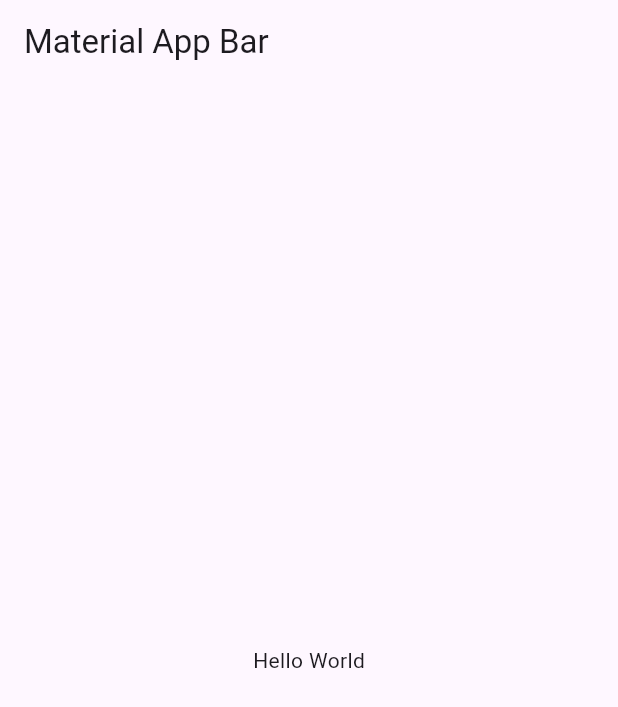
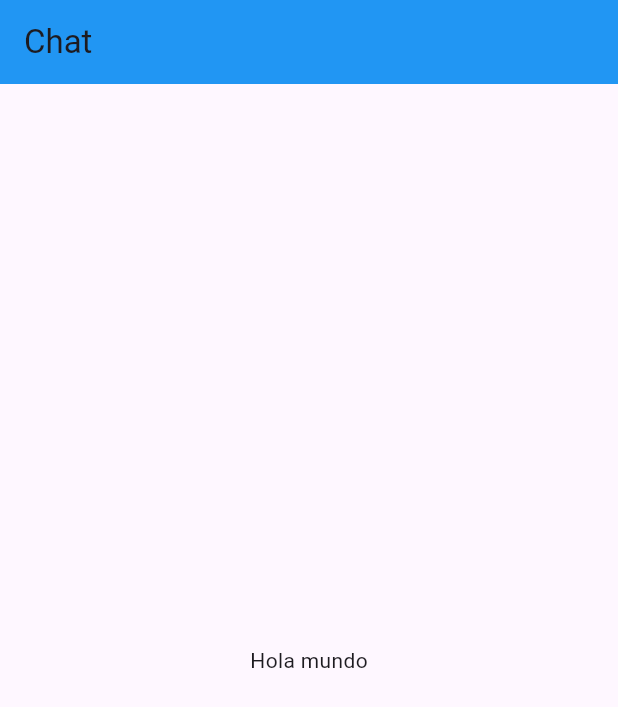
Before and after one commit to angelluna03030/CHAT, a Flutter app: the screen it shows after launch, on a phone screen of 412 x 824 dp. Shown: the top 707 px of the screen. Run offline on Flutter 3.47's test engine with Material 3 defaults, Android fonts, the phone set to English and light mode, and no system bars.

Commit message:
primera parte

```diff
--- a/lib/main.dart
+++ b/lib/main.dart
@@ -1,3 +1,4 @@
+import 'package:chat/src/pages/home.dart';
 import 'package:flutter/material.dart';
 
 void main() => runApp(const MyApp());
@@ -9,15 +10,11 @@ class MyApp extends StatelessWidget {
   Widget build(BuildContext context) {
     return MaterialApp(
       debugShowCheckedModeBanner: false,
-      title: 'Material App',
-      home: Scaffold(
-        appBar: AppBar(
-          title: const Text('Material App Bar'),
-        ),
-        body: const Center(
-          child: Text('Hello World'),
-        ),
-      ),
+      title: 'CHAT',
+      initialRoute: "home",
+      routes: {
+        "home" :(_) => HomePages()
+      },
     );
   }
 }
--- /dev/null
+++ b/lib/src/pages/home.dart
@@ -0,0 +1,17 @@
+import 'package:flutter/material.dart';
+class HomePages extends StatelessWidget {
+  const HomePages({super.key});
+
+  @override
+  Widget build(BuildContext context) {
+    return Scaffold(
+        appBar: AppBar(
+          backgroundColor: Colors.blue,
+          title: const Text('Chat' ),
+        ),
+        body: const Center(
+          child: Text('Hola mundo'),
+        ),
+      );
+  }
+}
```
Also changed, not shown: lib/src/models/band.dart (added, +21 -0 lines).
